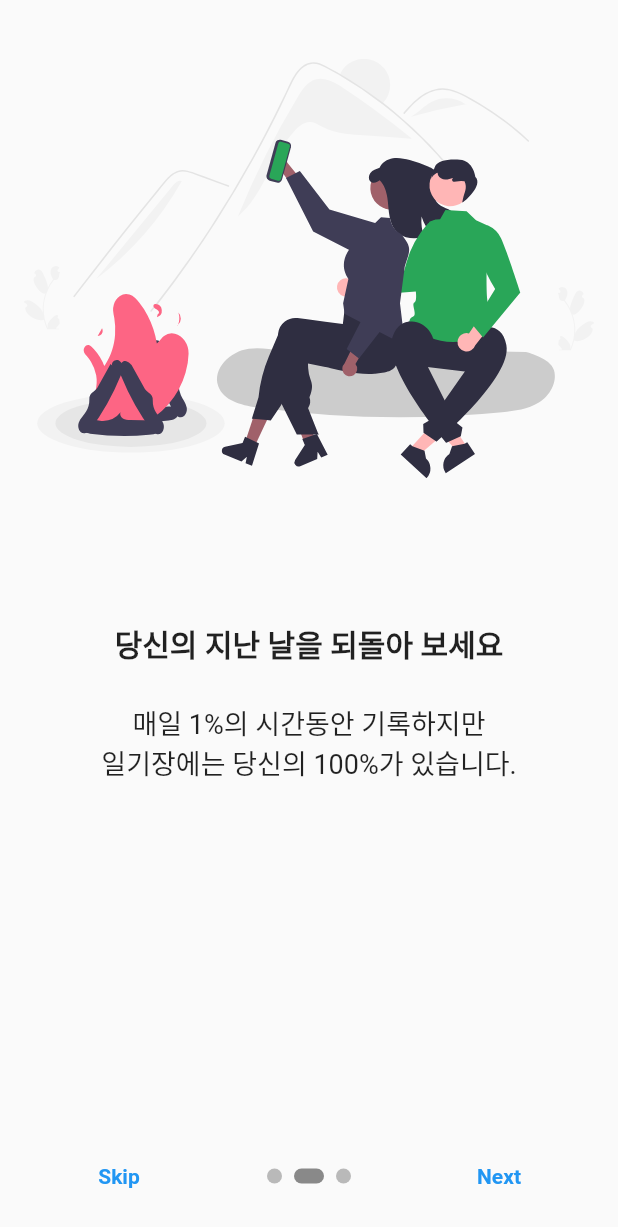
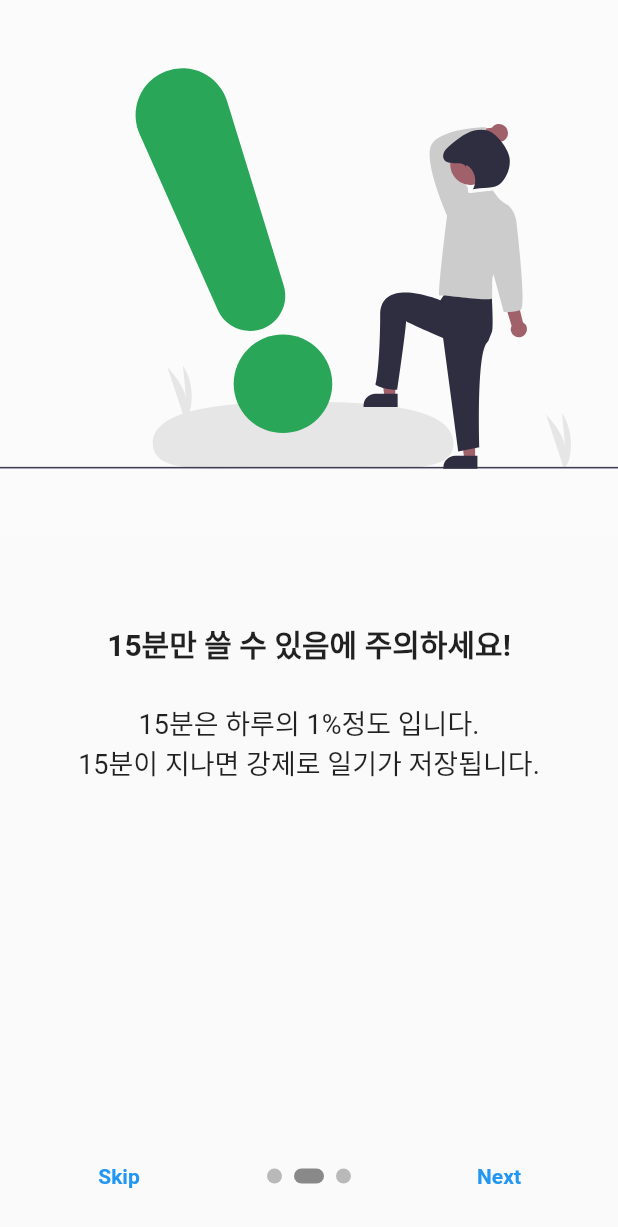
Before and after one commit to C0deWave/fifteen_minute_diary, a Flutter app: the screen it shows after launch, swiped to page 2, on a phone screen of 412 x 824 dp. Shown: the top 1227 px of the screen. Run offline on Flutter 3.47's test engine with Material 2 defaults, Android fonts, the phone set to English and light mode, and no system bars; drawn by our look-alikes of introduction_screen; our stand-ins replace flutter_svg_provider, get, shared_preferences.

Commit message:
Style: 피드백을 받아 initSplashScreen의 내용 및 포맷 변경
이미지 shape를 전부 rectangle로 변경
기존의 원형이미지 교체
하지만 constant 부분에서 언제든지 원형으로 쉽게 교체 가능하게 만듬
svg_provider를 설치해서 svg vector파일을 provider화

```diff
--- a/lib/constant.dart
+++ b/lib/constant.dart
@@ -1,2 +1,8 @@
+import 'dart:ui';
+import 'package:flutter/material.dart';
+
 const kDebugMode = true;
-const isViewSplashView_Key = "testIsViewSplashView14";
+const isViewSplashView_Key = "testIsViewSplashView16";
+// const initSplashBackgroundImageColor = Color.fromARGB(255, 173, 179, 216);
+const initSplashBackgroundImageColor = Colors.white12;
+const initSplashImageShape = BoxShape.rectangle;
--- a/lib/init_splash_screen/component/page_model_list.dart
+++ b/lib/init_splash_screen/component/page_model_list.dart
@@ -1,6 +1,8 @@
 import 'package:flutter/material.dart';
 import 'package:introduction_screen/introduction_screen.dart';
-import 'package:flutter_svg/flutter_svg.dart';
+import 'package:flutter_svg_provider/flutter_svg_provider.dart';
+
+import '../../constant.dart';
 
 var listPagesViewModel = <PageViewModel>[
   PageViewModel(
@@ -10,49 +12,47 @@ var listPagesViewModel = <PageViewModel>[
       padding: const EdgeInsets.fromLTRB(0, 30, 0, 0),
       child: Center(
         child: SafeArea(
-            child: Padding(
-          padding: const EdgeInsets.all(16.0),
-          child: SvgPicture.asset(
-              "asset/image/init_splash_screen/init1page_studing.svg"),
-        )
-            // Image.asset(
-            //   "/asset/image/init_splash_screen/init1page_studing.svg",
-            //   fit: BoxFit.fill,
-            // ),
-            ),
+            child: Container(
+          decoration: BoxDecoration(
+              color: initSplashBackgroundImageColor,
+              shape: initSplashImageShape,
+              image: DecorationImage(
+                image: Svg(
+                    "asset/image/init_splash_screen/init1page_notebook.svg"),
+              )),
+        )),
       ),
     ),
   ),
   PageViewModel(
-    title: "당신의 지난 날을 되돌아 보세요",
-    body: "매일 1%의 시간동안 기록하지만 \n일기장에는 당신의 100%가 있습니다.",
+    title: "15분만 쓸 수 있음에 주의하세요!",
+    body: "15분은 하루의 1%정도 입니다.\n15분이 지나면 강제로 일기가 저장됩니다.",
     image: Center(
       child: SafeArea(
-          child: Padding(
-        padding: const EdgeInsets.all(16.0),
-        child: SvgPicture.asset(
-            "asset/image/init_splash_screen/init2page_camping.svg"),
-      )
-          // Image.network(
-          //     "/asset/image/init_splash_screen/init2page_camping.svg",
-          //     height: 400.0),
-          ),
+          child: Container(
+        decoration: BoxDecoration(
+            shape: initSplashImageShape,
+            color: initSplashBackgroundImageColor,
+            image: DecorationImage(
+              image: Svg("asset/image/init_splash_screen/init3page_notify.svg"),
+            )),
+      )),
     ),
   ),
   PageViewModel(
-    title: "15분만 쓸 수 있음에 주의하세요!",
-    body: "역설적이게도 일기를 더 잘 쓰게 됩니다.\n15분이 지나면 강제로 일기가 작성됩니다.",
+    title: "당신의 지난 날을 되돌아 보세요",
+    body: "매일 1%의 시간동안 기록하지만 \n당신은 100%를 기억할 수 있습니다.",
     image: Center(
       child: SafeArea(
-          child: Padding(
-        padding: const EdgeInsets.all(16.0),
-        child: SvgPicture.asset(
-            "asset/image/init_splash_screen/init3page_notify.svg"),
-      )
-          // Image.network(
-          //     "/asset/image/init_splash_screen/init3page_notify.svg",
-          //     height: 400.0),
-          ),
+          child: Container(
+        decoration: BoxDecoration(
+            color: initSplashBackgroundImageColor,
+            shape: initSplashImageShape,
+            image: DecorationImage(
+              image:
+                  Svg("asset/image/init_splash_screen/init2page_camping.svg"),
+            )),
+      )),
     ),
   ),
 ];
--- a/pubspec.yaml
+++ b/pubspec.yaml
@@ -19,7 +19,9 @@ dependencies:
   # 라우팅 및 상태관리
   get: ^4.5.1
   # svg 벡터 이미지 관리
-  flutter_svg: ^1.0.0
+  flutter_svg: ^0.23.0+1
+  # svg 벡터 이미지 프로바이더
+  flutter_svg_provider: ^0.1.3
 
 dev_dependencies:
   flutter_test:
```
Also changed, not shown: asset/image/init_splash_screen/init1page_notebook.svg (added), asset/image/init_splash_screen/init1page_studing.svg (deleted), pubspec.lock, 1 other file.
